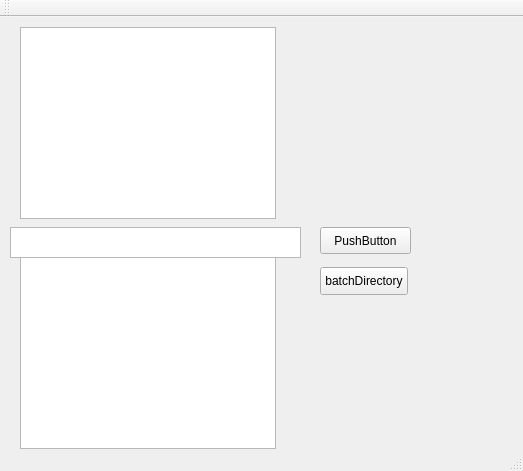
Qt form mainwindow.ui (netpipe/QWebPMaker) before a commit.
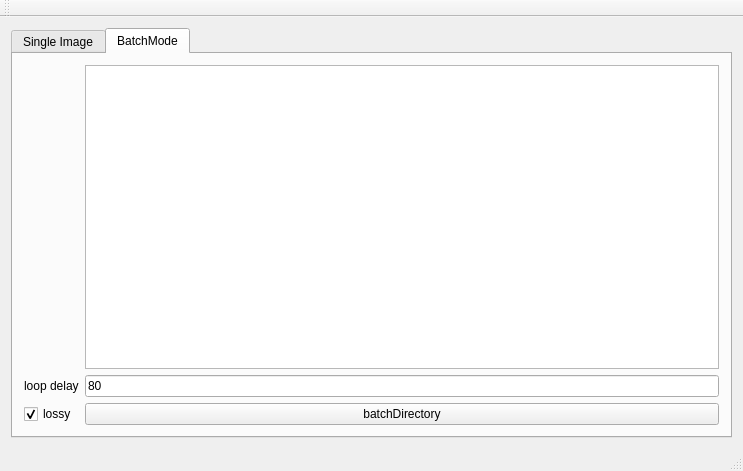
The same form after that commit. The open tabs and pages were chosen to show the change.

```diff
--- a/mainwindow.ui
+++ b/mainwindow.ui
@@ -6,7 +6,7 @@
    <rect>
     <x>0</x>
     <y>0</y>
-    <width>523</width>
+    <width>743</width>
     <height>471</height>
    </rect>
   </property>
@@ -14,62 +14,79 @@
    <string>MainWindow</string>
   </property>
   <widget class="QWidget" name="centralWidget">
+   <layout class="QGridLayout" name="gridLayout">
+    <item row="0" column="0">
+     <widget class="QTabWidget" name="tabWidget">
+      <property name="currentIndex">
+       <number>0</number>
+      </property>
+      <widget class="QWidget" name="tab">
+       <attribute name="title">
+        <string>Single Image</string>
+       </attribute>
+       <layout class="QGridLayout" name="gridLayout_2">
+        <item row="0" column="0">
+         <widget class="QGraphicsView" name="graphicsView"/>
+        </item>
+        <item row="1" column="0">
+         <widget class="QLineEdit" name="lineEdit"/>
+        </item>
+        <item row="2" column="0">
    <widget class="QPushButton" name="pushButton">
-    <property name="geometry">
-     <rect>
-      <x>320</x>
-      <y>210</y>
-      <width>91</width>
-      <height>27</height>
-     </rect>
-    </property>
+          <property name="text">
+           <string>convert single image to webp</string>
+          </property>
+         </widget>
+        </item>
+       </layout>
+      </widget>
+      <widget class="QWidget" name="tab_2">
+       <attribute name="title">
+        <string>BatchMode</string>
+       </attribute>
+       <layout class="QGridLayout" name="gridLayout_3">
+        <item row="0" column="1">
+         <widget class="QListWidget" name="listWidget"/>
+        </item>
+        <item row="1" column="0">
+         <widget class="QLabel" name="label">
     <property name="text">
-     <string>PushButton</string>
-    </property>
-   </widget>
-   <widget class="QTextEdit" name="textEdit">
-    <property name="geometry">
-     <rect>
-      <x>10</x>
-      <y>210</y>
-      <width>291</width>
-      <height>31</height>
-     </rect>
-    </property>
-   </widget>
+           <string>loop delay</string>
+          </property>
+         </widget>
+        </item>
+        <item row="1" column="1">
+         <widget class="QLineEdit" name="loopdelay">
+          <property name="text">
+           <string>80</string>
+          </property>
+         </widget>
+        </item>
+        <item row="2" column="0">
+         <widget class="QCheckBox" name="lossycheck">
+          <property name="enabled">
+           <bool>true</bool>
+          </property>
+          <property name="text">
+           <string>lossy</string>
+          </property>
+          <property name="checked">
+           <bool>true</bool>
+          </property>
+         </widget>
+        </item>
+        <item row="2" column="1">
    <widget class="QPushButton" name="batchbutton">
-    <property name="geometry">
-     <rect>
-      <x>320</x>
-      <y>250</y>
-      <width>88</width>
-      <height>28</height>
-     </rect>
-    </property>
     <property name="text">
      <string>batchDirectory</string>
     </property>
    </widget>
-   <widget class="QGraphicsView" name="graphicsView">
-    <property name="geometry">
-     <rect>
-      <x>20</x>
-      <y>10</y>
-      <width>256</width>
-      <height>192</height>
-     </rect>
-    </property>
-   </widget>
-   <widget class="QListWidget" name="listWidget">
-    <property name="geometry">
-     <rect>
-      <x>20</x>
-      <y>240</y>
-      <width>256</width>
-      <height>192</height>
-     </rect>
-    </property>
-   </widget>
+        </item>
+       </layout>
+      </widget>
+     </widget>
+    </item>
+   </layout>
   </widget>
   <widget class="QMenuBar" name="menuBar">
    <property name="geometry">
```
Left out of the diff: 2 changed lines with no effect on the pictures. Lines whose indentation alone changed are shown as unchanged.
